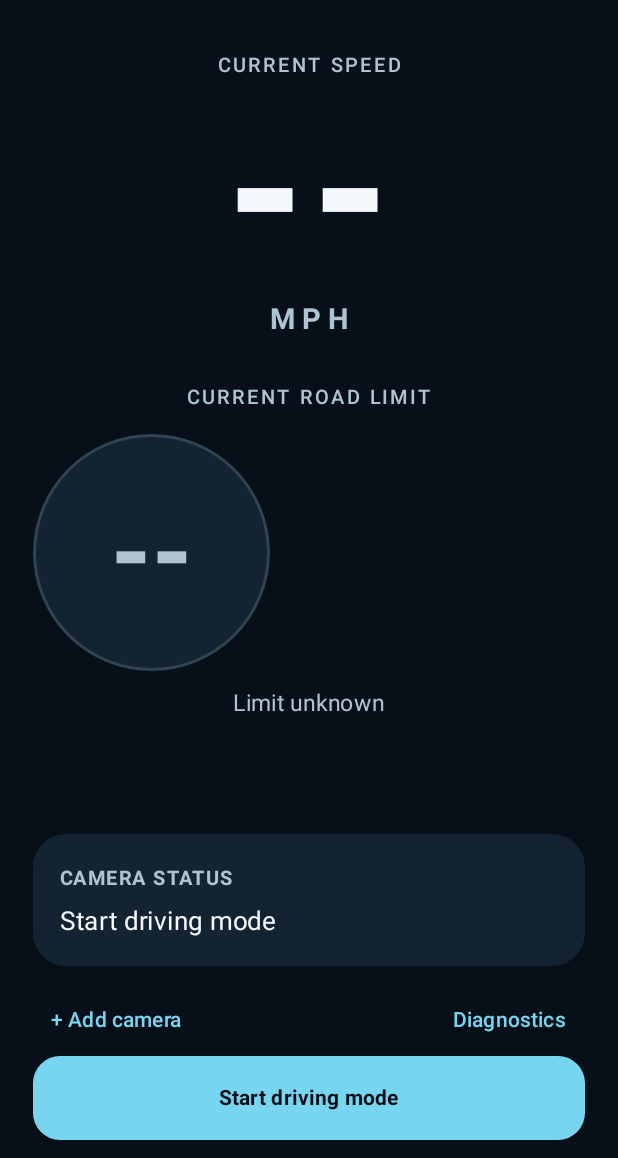
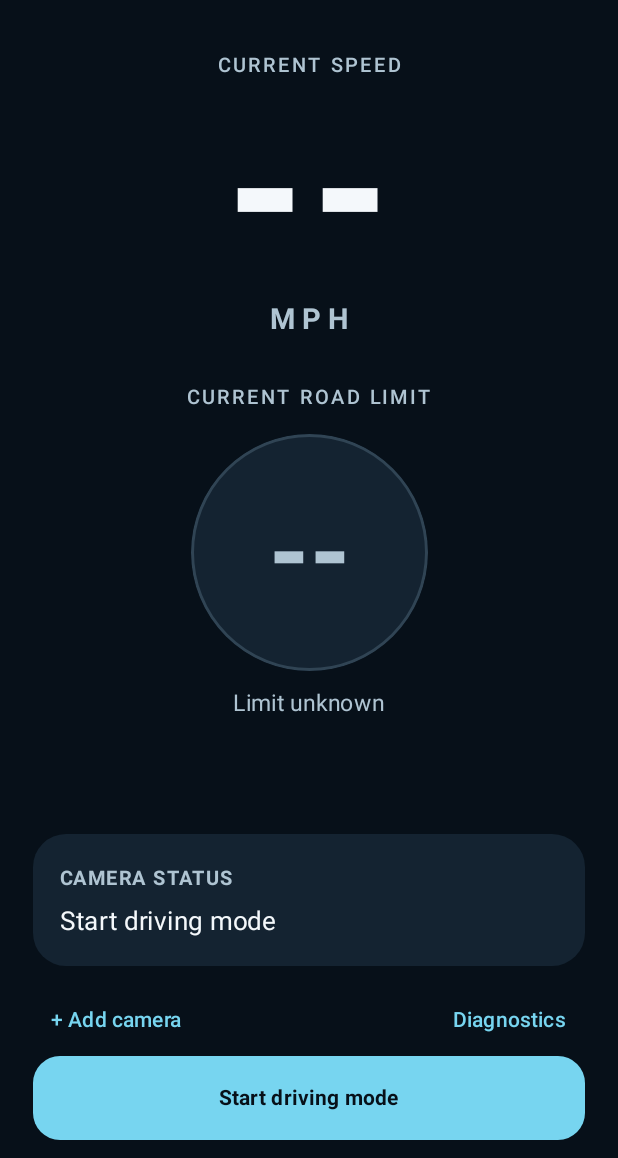
Before and after one commit to traynor1987/Speedbuddy, an Android app built with Jetpack Compose: the screen it shows after launch (MainActivity), on a phone screen of 412 x 824 dp, the part 78-1236 px from its top. Run offline under Robolectric (Android 15) with nearby library versions, the light colour scheme and no system bars; libraries missing offline, so code that uses them is left out: org.maplibre.android; network calls fail; 1 statement that could not run was skipped.

Commit message:
Center lone road limit and preview junctions at 200 yards

```diff
--- a/app/src/main/java/uk/co/traynor/speedbuddy/MainActivity.kt
+++ b/app/src/main/java/uk/co/traynor/speedbuddy/MainActivity.kt
@@ -271,10 +271,11 @@ class MainActivity : ComponentActivity() {
         Spacer(Modifier.height(28.dp))
         Text("CURRENT ROAD LIMIT", color = Muted, fontSize = 13.sp, fontWeight = FontWeight.SemiBold, letterSpacing = 2.sp)
         Spacer(Modifier.height(12.dp))
+        val hasPreview = state.upcoming != null || state.turns.isNotEmpty()
         Row(Modifier.fillMaxWidth(), verticalAlignment = Alignment.CenterVertically,
-            horizontalArrangement = Arrangement.spacedBy(10.dp)) {
-            LimitSign(state.limitMph, national, Modifier.size(if (state.turns.isEmpty()) 158.dp else 142.dp))
-            Row(Modifier.weight(1f).horizontalScroll(rememberScrollState()),
+            horizontalArrangement = if (hasPreview) Arrangement.spacedBy(10.dp) else Arrangement.Center) {
+            LimitSign(state.limitMph, national, Modifier.size(if (hasPreview) 142.dp else 158.dp))
+            if (hasPreview) Row(Modifier.weight(1f).horizontalScroll(rememberScrollState()),
                 horizontalArrangement = Arrangement.spacedBy(12.dp), verticalAlignment = Alignment.CenterVertically) {
                 state.upcoming?.let { next ->
                     Column(horizontalAlignment = Alignment.CenterHorizontally) {
```
Also changed, not shown: app/src/main/java/uk/co/traynor/speedbuddy/Core.kt (+5 -3 lines), 1 other file.
